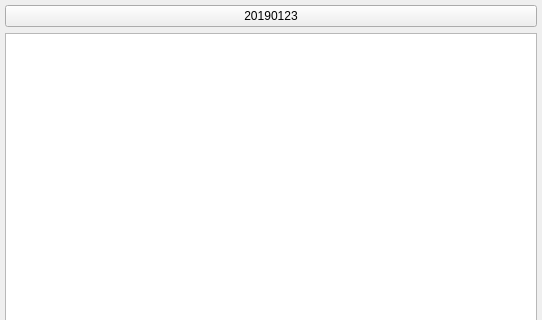
Before: the Qt Designer form mainlog.ui in WittZhao/px-product-tools, drawn with Qt 5; both pictures show x 0 to 542 and y 0 to 320 of the 542 by 640 pixel window.
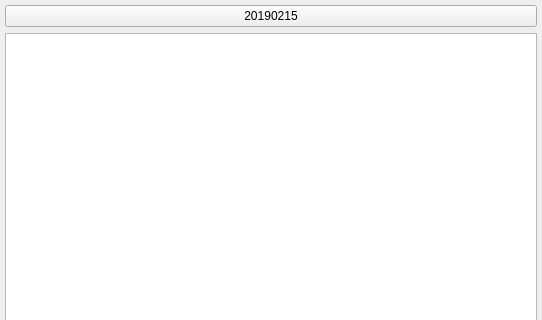
After: the same form once the commit is applied.

What changed in the file:
```diff
--- a/mainlog.ui
+++ b/mainlog.ui
@@ -52,7 +52,7 @@
    <item row="0" column="0">
     <widget class="QPushButton" name="pushButton">
      <property name="text">
-      <string>20190123</string>
+      <string>20190215</string>
      </property>
     </widget>
    </item>
```
